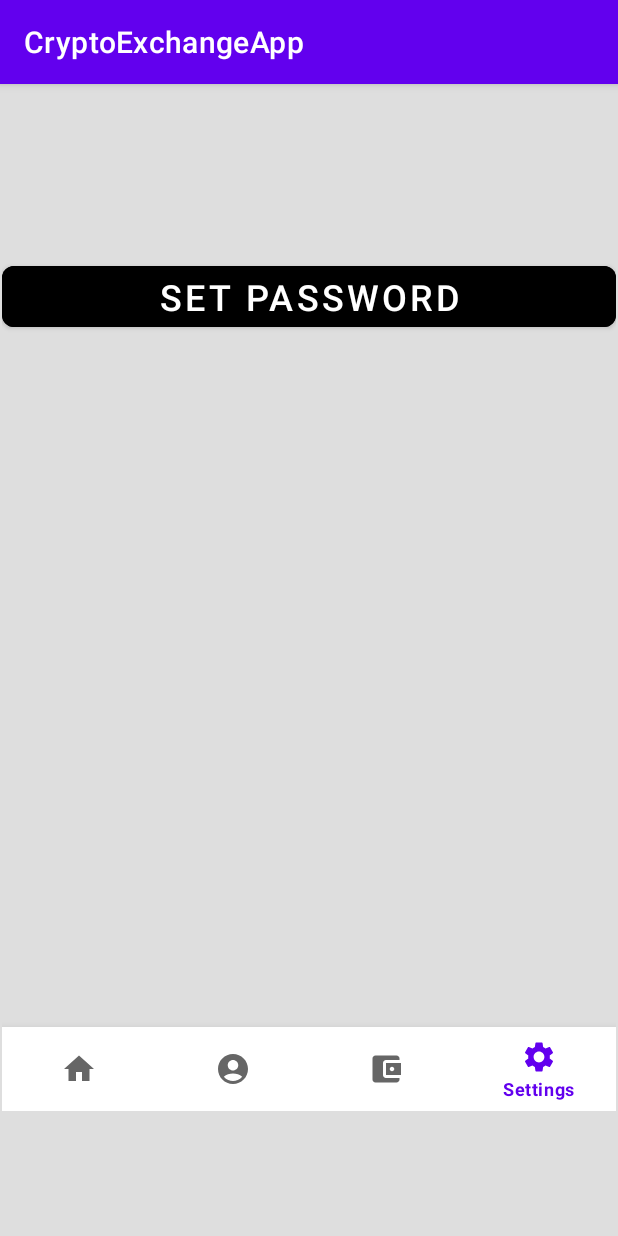
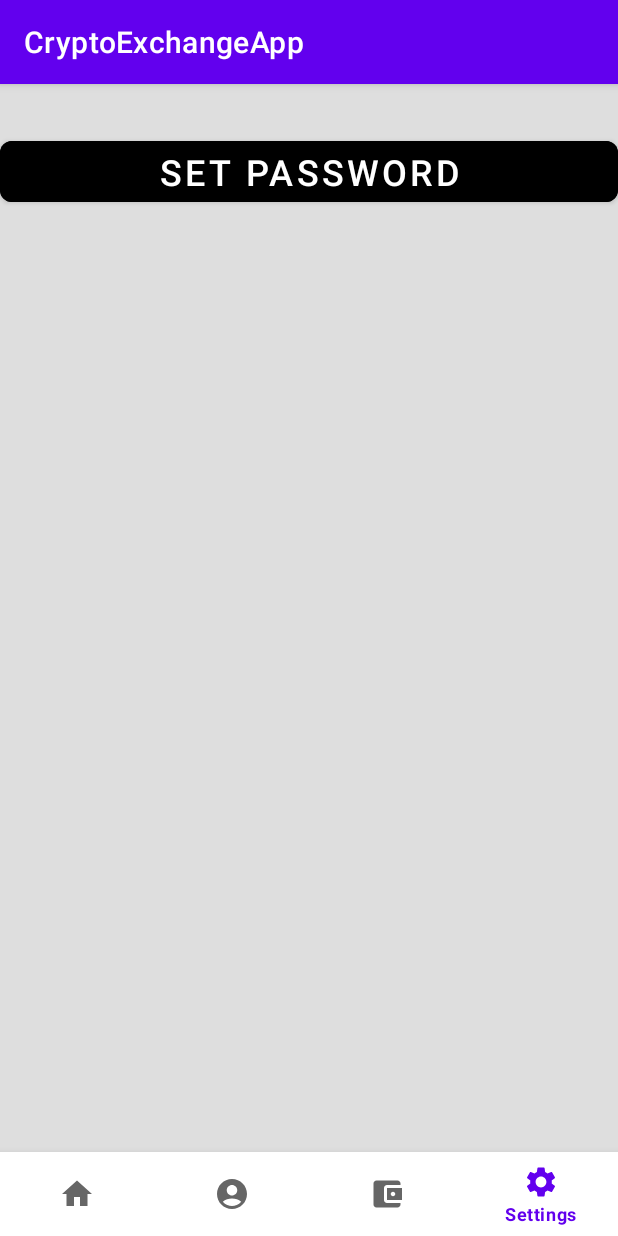
Before and after one commit to MurathanTuran/CryptoExchangeApp, an Android app: the ContainerFragment screen opened directly, with no data from a screen before it, item 4 of the bottom bar chosen, on a phone screen of 412 x 824 dp. Run offline under Robolectric (Android 15) with nearby library versions, the phone set to English and light mode, and no system bars; our stand-ins replace Firebase (no records; nobody signed in at launch, a user with empty details on screens opened directly), RxJava; network calls fail.

Commit message:
"bottom nav bar not at bottom of screen" debugged

```diff
--- a/app/src/main/res/layout/activity_main.xml
+++ b/app/src/main/res/layout/activity_main.xml
@@ -10,8 +10,8 @@
     <androidx.fragment.app.FragmentContainerView
         android:id="@+id/fragmentContainerView"
         android:name="androidx.navigation.fragment.NavHostFragment"
-        android:layout_width="409dp"
-        android:layout_height="601dp"
+        android:layout_width="match_parent"
+        android:layout_height="match_parent"
         app:defaultNavHost="true"
         app:layout_constraintBottom_toBottomOf="parent"
         app:layout_constraintEnd_toEndOf="parent"
--- a/app/src/main/res/layout/fragment_container.xml
+++ b/app/src/main/res/layout/fragment_container.xml
@@ -27,6 +27,5 @@
         app:layout_constraintBottom_toBottomOf="parent"
         app:layout_constraintEnd_toEndOf="parent"
         app:layout_constraintStart_toStartOf="parent"
-        app:layout_constraintTop_toBottomOf="@+id/frameLayout"
         app:menu="@menu/bottom_navigation_bar" />
 </androidx.constraintlayout.widget.ConstraintLayout>
```
